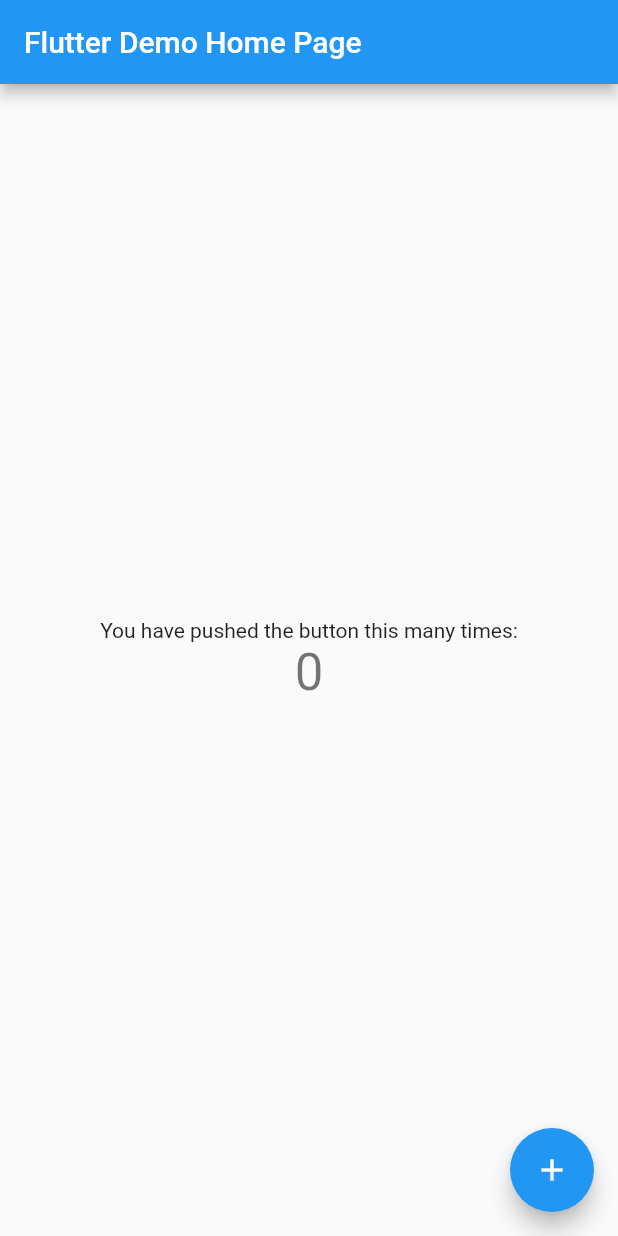
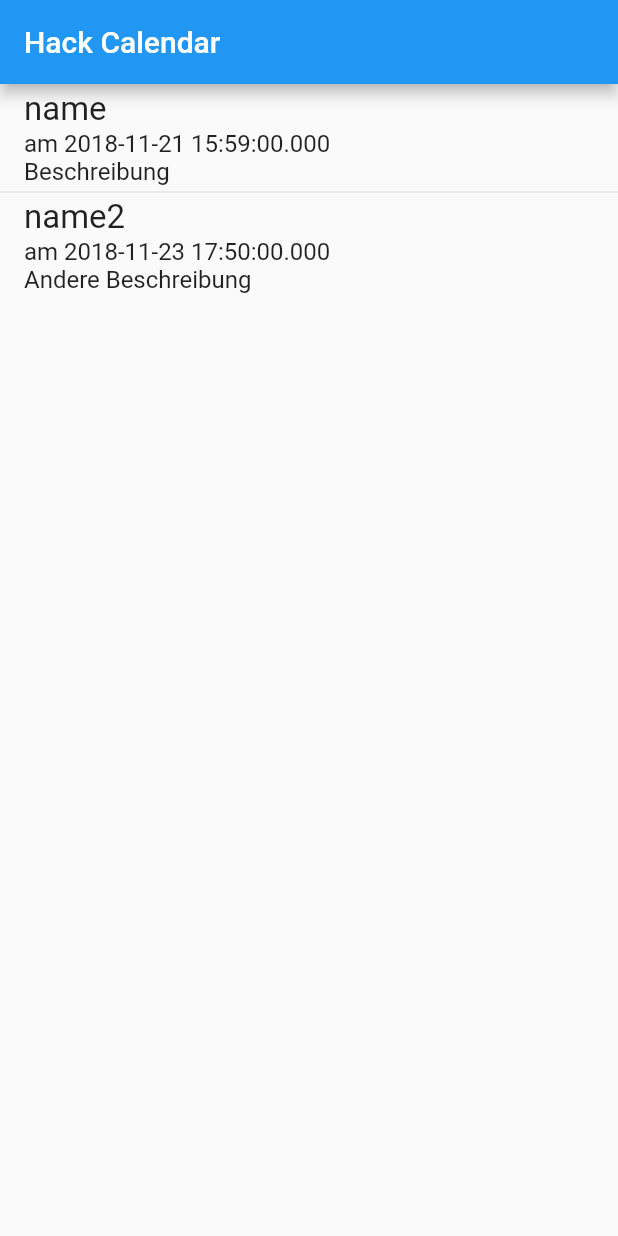
Before and after one commit to frudisch/HackCal, a Flutter app: the screen it shows after launch, on a phone screen of 412 x 824 dp. Run offline on Flutter 3.47's test engine with Material 2 defaults, Android fonts, the phone set to English and light mode, and no system bars.

Commit message:
Added simple list view of events

```diff
--- a/hack_cal_app/lib/main.dart
+++ b/hack_cal_app/lib/main.dart
@@ -1,111 +1,22 @@
 import 'package:flutter/material.dart';
+
+import 'widgets/anzeige/anzeigeWidget.dart';
 
 void main() => runApp(MyApp());
 
 class MyApp extends StatelessWidget {
-  // This widget is the root of your application.
   @override
   Widget build(BuildContext context) {
     return MaterialApp(
-      title: 'Flutter Demo',
+      title: 'Hack Calendar',
       theme: ThemeData(
-        // This is the theme of your application.
-        //
-        // Try running your application with "flutter run". You'll see the
-        // application has a blue toolbar. Then, without quitting the app, try
-        // changing the primarySwatch below to Colors.green and then invoke
-        // "hot reload" (press "r" in the console where you ran "flutter run",
-        // or simply save your changes to "hot reload" in a Flutter IDE).
-        // Notice that the counter didn't reset back to zero; the application
-        // is not restarted.
         primarySwatch: Colors.blue,
       ),
-      home: MyHomePage(title: 'Flutter Demo Home Page'),
+      home: Scaffold(
+          appBar: AppBar(
+            title: Text('Hack Calendar'),
+          ),
+          body: AnzeigeWidget()),
     );
   }
 }
-
-class MyHomePage extends StatefulWidget {
-  MyHomePage({Key key, this.title}) : super(key: key);
-
-  // This widget is the home page of your application. It is stateful, meaning
-  // that it has a State object (defined below) that contains fields that affect
-  // how it looks.
-
-  // This class is the configuration for the state. It holds the values (in this
-  // case the title) provided by the parent (in this case the App widget) and
-  // used by the build method of the State. Fields in a Widget subclass are
-  // always marked "final".
-
-  final String title;
-
-  @override
-  _MyHomePageState createState() => _MyHomePageState();
-}
-
-class _MyHomePageState extends State<MyHomePage> {
-  int _counter = 0;
-
-  void _incrementCounter() {
-    setState(() {
-      // This call to setState tells the Flutter framework that something has
-      // changed in this State, which causes it to rerun the build method below
-      // so that the display can reflect the updated values. If we changed
-      // _counter without calling setState(), then the build method would not be
-      // called again, and so nothing would appear to happen.
-      _counter++;
-    });
-  }
-
-  @override
-  Widget build(BuildContext context) {
-    // This method is rerun every time setState is called, for instance as done
-    // by the _incrementCounter method above.
-    //
-    // The Flutter framework has been optimized to make rerunning build methods
-    // fast, so that you can just rebuild anything that needs updating rather
-    // than having to individually change instances of widgets.
-    return Scaffold(
-      appBar: AppBar(
-        // Here we take the value from the MyHomePage object that was created by
-        // the App.build method, and use it to set our appbar title.
-        title: Text(widget.title),
-      ),
-      body: Center(
-        // Center is a layout widget. It takes a single child and positions it
-        // in the middle of the parent.
-        child: Column(
-          // Column is also layout widget. It takes a list of children and
-          // arranges them vertically. By default, it sizes itself to fit its
-          // children horizontally, and tries to be as tall as its parent.
-          //
-          // Invoke "debug painting" (press "p" in the console, choose the
-          // "Toggle Debug Paint" action from the Flutter Inspector in Android
-          // Studio, or the "Toggle Debug Paint" command in Visual Studio Code)
-          // to see the wireframe for each widget.
-          //
-          // Column has various properties to control how it sizes itself and
-          // how it positions its children. Here we use mainAxisAlignment to
-          // center the children vertically; the main axis here is the vertical
-          // axis because Columns are vertical (the cross axis would be
-          // horizontal).
-          mainAxisAlignment: MainAxisAlignment.center,
-          children: <Widget>[
-            Text(
-              'You have pushed the button this many times:',
-            ),
-            Text(
-              '$_counter',
-              style: Theme.of(context).textTheme.display1,
-            ),
-          ],
-        ),
-      ),
-      floatingActionButton: FloatingActionButton(
-        onPressed: _incrementCounter,
-        tooltip: 'Increment',
-        child: Icon(Icons.add),
-      ), // This trailing comma makes auto-formatting nicer for build methods.
-    );
-  }
-}
--- /dev/null
+++ b/hack_cal_app/lib/model/event.dart
@@ -0,0 +1,24 @@
+class Event {
+  final String uuid;
+  final String name;
+  final DateTime date;
+  final String description;
+
+  Event({this.uuid, this.name, this.date, this.description});
+
+  factory Event.fromJson(Map<String, dynamic> json) {
+    return Event(
+      uuid: json['uuid'],
+      name: json['name'],
+      date: DateTime.parse(json['date']),
+      description: json['description'],
+    );
+  }
+
+  Map<String, dynamic> toJson() => {
+        'uuid': uuid,
+        'name': name,
+        'date': date != null ? date.toString() : null,
+        'description': description,
+      };
+}
--- /dev/null
+++ b/hack_cal_app/lib/service/eventService.dart
@@ -0,0 +1,50 @@
+import 'dart:convert';
+
+import 'package:http/http.dart' as http;
+
+import '../model/event.dart';
+
+class EventService {
+  final String EVENT_URL = 'http://localhost:5000/event';
+
+  Future<List<Event>> getEvents() async {
+    return await [
+      Event(
+          uuid: 'uuid',
+          name: 'name',
+          date: DateTime(2018, 11, 21, 15, 59),
+          description: 'Beschreibung'),
+      Event(
+          uuid: 'uuid2',
+          name: 'name2',
+          date: DateTime(2018, 11, 23, 17, 50),
+          description: 'Andere Beschreibung')
+    ];
+
+    final String url = EVENT_URL;
+    final response = await http.get(url);
+
+    if (response.statusCode == 200) {
+      return json.decode(response.body).map((i) => Event.fromJson(i)).toList();
+    } else {
+      throw Exception('Failed to load: GET ' + url);
+    }
+  }
+
+  Future<Event> getEvent(int id) async {
+    return await Event(
+        uuid: 'uuid',
+        name: 'name',
+        date: DateTime(2018, 11, 21, 15, 59),
+        description: 'Beschreibung');
+
+    final String url = EVENT_URL + '/' + id.toString();
+    final response = await http.get(url);
+
+    if (response.statusCode == 200) {
+      return Event.fromJson(json.decode(response.body));
+    } else {
+      throw Exception('Failed to load: GET ' + url);
+    }
+  }
+}
--- /dev/null
+++ b/hack_cal_app/lib/widgets/anzeige/anzeigeState.dart
@@ -0,0 +1,53 @@
+import 'package:flutter/material.dart';
+
+import '../../model/event.dart';
+import '../../service/eventService.dart';
+import '../eventEintrag/eventEintragWidget.dart';
+import 'anzeigeWidget.dart';
+
+class AnzeigeState extends State<AnzeigeWidget> {
+  final TextStyle biggerFont = const TextStyle(fontSize: 18.0);
+  final EventService eventService = EventService();
+
+  Future<List<Event>> _request;
+  List<Event> _events = <Event>[];
+
+  @override
+  void didChangeDependencies() {
+    super.didChangeDependencies();
+    _request = eventService.getEvents();
+  }
+
+  @override
+  Widget build(BuildContext context) {
+    return FutureBuilder<List<Event>>(
+      future: _request,
+      builder: (context, snapshot) {
+        if (snapshot.hasData) {
+          _events = snapshot.data;
+          return _buildAnzeige();
+        } else if (snapshot.hasError) {
+          return Text("${snapshot.error}");
+        }
+        return CircularProgressIndicator();
+      },
+    );
+  }
+
+  Widget _buildAnzeige() {
+    final Iterable<ListTile> tiles = _events.map(
+      (Event event) {
+        return ListTile(
+          title: EventEintragWidget(
+            event: event,
+          ),
+        );
+      },
+    );
+    final List<Widget> divided = ListTile.divideTiles(
+      context: context,
+      tiles: tiles,
+    ).toList();
+    return ListView(children: divided);
+  }
+}
--- /dev/null
+++ b/hack_cal_app/lib/widgets/anzeige/anzeigeWidget.dart
@@ -0,0 +1,8 @@
+import 'package:flutter/material.dart';
+
+import 'anzeigeState.dart';
+
+class AnzeigeWidget extends StatefulWidget {
+  @override
+  AnzeigeState createState() => new AnzeigeState();
+}
--- /dev/null
+++ b/hack_cal_app/lib/widgets/eventEintrag/eventEintragWidget.dart
@@ -0,0 +1,28 @@
+import 'package:flutter/material.dart';
+
+import '../../model/event.dart';
+
+class EventEintragWidget extends StatelessWidget {
+  final TextStyle _biggerFont = const TextStyle(fontSize: 22.0);
+  final Event event;
+
+  EventEintragWidget({this.event});
+
+  @override
+  Widget build(BuildContext context) {
+    print('Ausgabe!!!');
+    print(event);
+
+    return Column(
+      crossAxisAlignment: CrossAxisAlignment.start,
+      children: [
+        Text(
+          event.name,
+          style: _biggerFont,
+        ),
+        Text('am ${event.date}'),
+        Text(event.description),
+      ],
+    );
+  }
+}
--- a/hack_cal_app/pubspec.yaml
+++ b/hack_cal_app/pubspec.yaml
@@ -19,6 +19,7 @@ dependencies:
   # The following adds the Cupertino Icons font to your application.
   # Use with the CupertinoIcons class for iOS style icons.
   cupertino_icons: ^0.1.2
+  http: ^0.12.0
 
 dev_dependencies:
   flutter_test:
```
Also changed, not shown: 5 other files.
